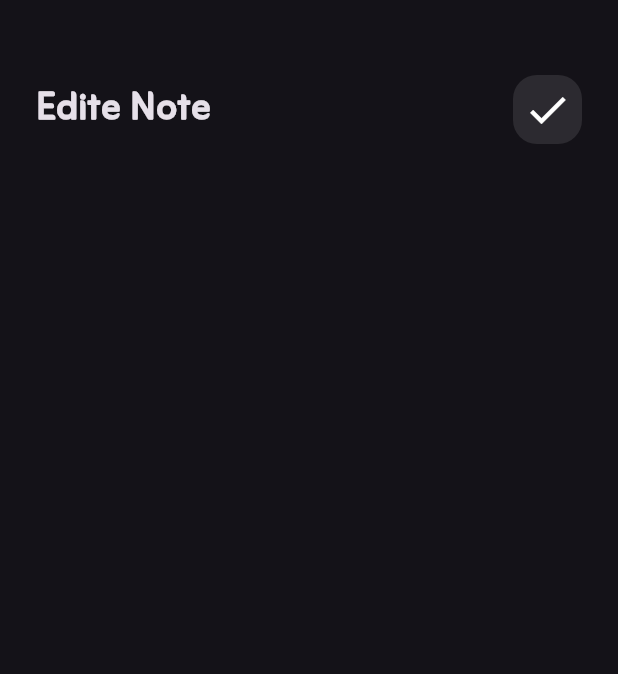
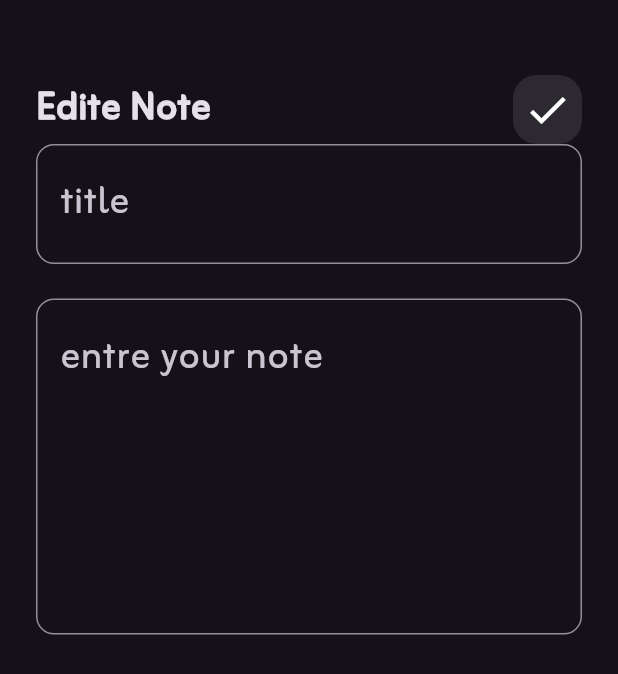
Before and after one commit to belal123456/myNotes, a Flutter app: the Editenoteview screen opened directly, on a phone screen of 412 x 824 dp. Shown: the top 674 px of the screen. Run offline on Flutter 3.47's test engine with Material 3 defaults, Android fonts, the phone set to English and light mode, and no system bars.

Commit message:
finishing ui of three pages

```diff
--- a/lib/views/widgets/editNoteBody.dart
+++ b/lib/views/widgets/editNoteBody.dart
@@ -6,7 +6,7 @@ class EditenoteviewBody extends StatelessWidget {
 
   @override
   Widget build(BuildContext context) {
-    return const Padding(
+    return Padding(
       padding: EdgeInsets.symmetric(horizontal: 24),
       child: Column(
         children: [
@@ -16,7 +16,33 @@ class EditenoteviewBody extends StatelessWidget {
           CustomAppBar(
             titleCHeck: "Edite Note",
             icona: Icons.check,
-          )
+          ),
+          TextField(
+            decoration: InputDecoration(
+              hintText: "title ",
+              hintStyle: const TextStyle(
+                fontSize: 32,
+              ),
+              border: OutlineInputBorder(
+                borderRadius: BorderRadius.circular(12),
+              ),
+            ),
+          ),
+          SizedBox(
+            height: 23,
+          ),
+          TextField(
+            maxLines: 8,
+            decoration: InputDecoration(
+              hintText: "entre your note  ",
+              hintStyle: const TextStyle(
+                fontSize: 32,
+              ),
+              border: OutlineInputBorder(
+                borderRadius: BorderRadius.circular(12),
+              ),
+            ),
+          ),
         ],
       ),
     );
```
